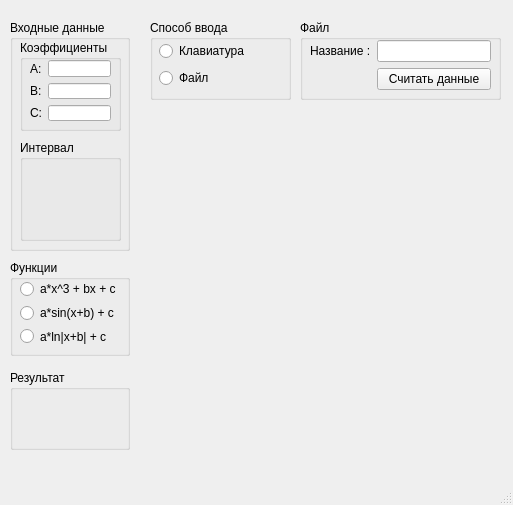
GameIh/Method-of-medium-rectangles, file mainwindow.ui: the form before one commit.
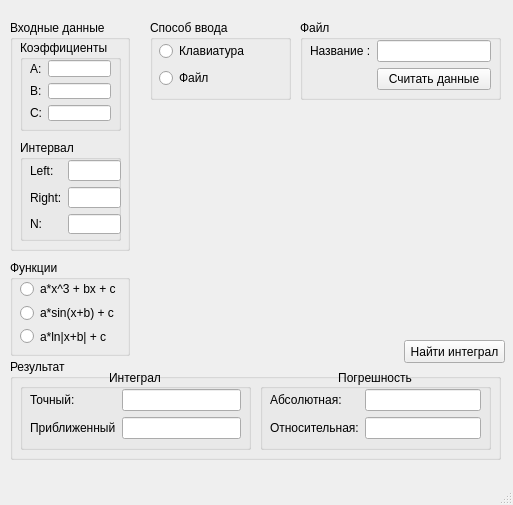
The form after the commit. Custom widgets are drawn as their Qt base class.

Commit message:
Design Interface
Interface was full completed

```diff
--- a/mainwindow.ui
+++ b/mainwindow.ui
@@ -98,11 +98,42 @@
        <rect>
         <x>10</x>
         <y>20</y>
-        <width>81</width>
-        <height>80</height>
+        <width>91</width>
+        <height>74</height>
        </rect>
       </property>
-      <layout class="QGridLayout" name="IntervalGridLayout"/>
+      <layout class="QGridLayout" name="IntervalGridLayout">
+       <item row="0" column="0">
+        <widget class="QLabel" name="LeftLabel">
+         <property name="text">
+          <string>Left:</string>
+         </property>
+        </widget>
+       </item>
+       <item row="2" column="0">
+        <widget class="QLabel" name="NLabel">
+         <property name="text">
+          <string>N:</string>
+         </property>
+        </widget>
+       </item>
+       <item row="1" column="0">
+        <widget class="QLabel" name="RightLabel">
+         <property name="text">
+          <string>Right:</string>
+         </property>
+        </widget>
+       </item>
+       <item row="0" column="1">
+        <widget class="QLineEdit" name="LeftLineEdit"/>
+       </item>
+       <item row="1" column="1">
+        <widget class="QLineEdit" name="RightLineEdit"/>
+       </item>
+       <item row="2" column="1">
+        <widget class="QLineEdit" name="NLineEdit"/>
+       </item>
+      </layout>
      </widget>
     </widget>
    </widget>
@@ -195,14 +226,110 @@
     <property name="geometry">
      <rect>
       <x>10</x>
-      <y>370</y>
-      <width>120</width>
-      <height>80</height>
+      <y>359</y>
+      <width>491</width>
+      <height>101</height>
      </rect>
     </property>
     <property name="title">
      <string>Результат</string>
     </property>
+    <widget class="QGroupBox" name="IntegralGroupBox">
+     <property name="geometry">
+      <rect>
+       <x>10</x>
+       <y>10</y>
+       <width>231</width>
+       <height>81</height>
+      </rect>
+     </property>
+     <property name="title">
+      <string>Интеграл</string>
+     </property>
+     <property name="alignment">
+      <set>Qt::AlignCenter</set>
+     </property>
+     <widget class="QWidget" name="gridLayoutWidget_5">
+      <property name="geometry">
+       <rect>
+        <x>10</x>
+        <y>20</y>
+        <width>211</width>
+        <height>51</height>
+       </rect>
+      </property>
+      <layout class="QGridLayout" name="IntegralGridLayout">
+       <item row="1" column="0">
+        <widget class="QLabel" name="CloseLabel">
+         <property name="text">
+          <string>Приближенный</string>
+         </property>
+        </widget>
+       </item>
+       <item row="0" column="0">
+        <widget class="QLabel" name="CorrectLabel">
+         <property name="text">
+          <string>Точный:</string>
+         </property>
+        </widget>
+       </item>
+       <item row="0" column="1">
+        <widget class="QLineEdit" name="lineEdit"/>
+       </item>
+       <item row="1" column="1">
+        <widget class="QLineEdit" name="lineEdit_2"/>
+       </item>
+      </layout>
+     </widget>
+    </widget>
+    <widget class="QGroupBox" name="EpsGroupBox">
+     <property name="geometry">
+      <rect>
+       <x>250</x>
+       <y>10</y>
+       <width>231</width>
+       <height>81</height>
+      </rect>
+     </property>
+     <property name="title">
+      <string>Погрешность</string>
+     </property>
+     <property name="alignment">
+      <set>Qt::AlignCenter</set>
+     </property>
+     <widget class="QWidget" name="gridLayoutWidget_6">
+      <property name="geometry">
+       <rect>
+        <x>10</x>
+        <y>20</y>
+        <width>211</width>
+        <height>51</height>
+       </rect>
+      </property>
+      <layout class="QGridLayout" name="EpsGridLayout">
+       <item row="1" column="0">
+        <widget class="QLabel" name="RelativeAbsLabel">
+         <property name="text">
+          <string>Относительная:</string>
+         </property>
+        </widget>
+       </item>
+       <item row="0" column="0">
+        <widget class="QLabel" name="AbsEpsLabel">
+         <property name="text">
+          <string>Абсолютная:</string>
+         </property>
+        </widget>
+       </item>
+       <item row="0" column="1">
+        <widget class="QLineEdit" name="lineEdit_3"/>
+       </item>
+       <item row="1" column="1">
+        <widget class="QLineEdit" name="lineEdit_4"/>
+       </item>
+      </layout>
+     </widget>
+    </widget>
    </widget>
    <widget class="QGroupBox" name="FileGroupBox">
     <property name="geometry">
@@ -246,6 +373,29 @@
      </layout>
     </widget>
    </widget>
+   <widget class="QCustomPlot" name="widget" native="true">
+    <property name="geometry">
+     <rect>
+      <x>150</x>
+      <y>110</y>
+      <width>351</width>
+      <height>221</height>
+     </rect>
+    </property>
+   </widget>
+   <widget class="QPushButton" name="CalculatePushButton">
+    <property name="geometry">
+     <rect>
+      <x>404</x>
+      <y>340</y>
+      <width>101</width>
+      <height>23</height>
+     </rect>
+    </property>
+    <property name="text">
+     <string>Найти интеграл</string>
+    </property>
+   </widget>
   </widget>
   <widget class="QMenuBar" name="menubar">
    <property name="geometry">
@@ -259,6 +409,14 @@
   </widget>
   <widget class="QStatusBar" name="statusbar"/>
  </widget>
+ <customwidgets>
+  <customwidget>
+   <class>QCustomPlot</class>
+   <extends>QWidget</extends>
+   <header>qcustomplot.h</header>
+   <container>1</container>
+  </customwidget>
+ </customwidgets>
  <resources/>
  <connections/>
 </ui>
```
The commit also changes 3 other files.
